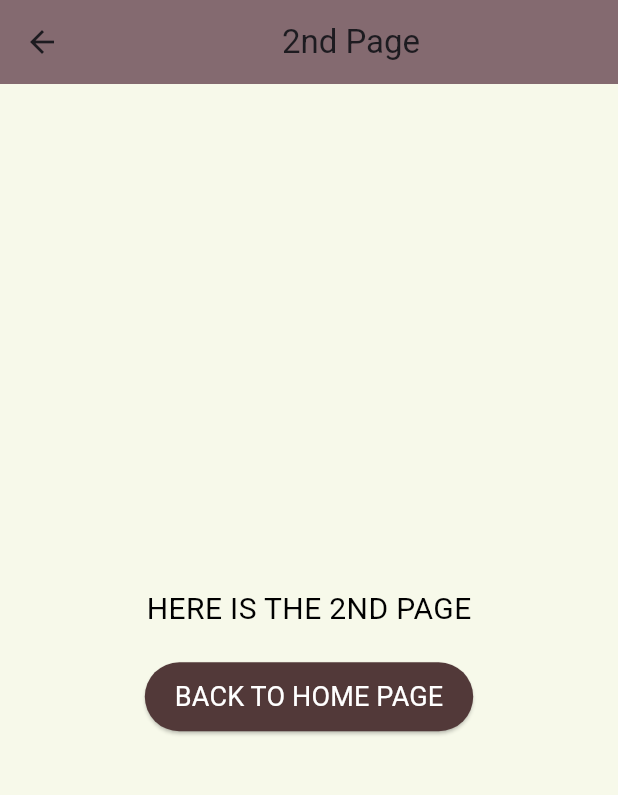
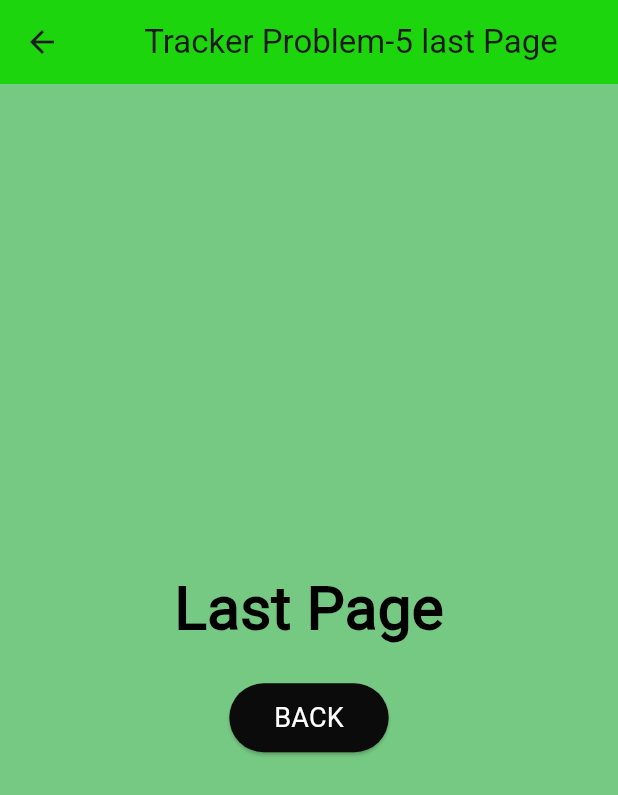
Before and after one commit to Md-Rahatil/tracker_sheet, a Flutter app: the SecondScreen screen opened directly, on a phone screen of 412 x 824 dp. Shown: the top 795 px of the screen. Run offline on Flutter 3.47's test engine with Material 3 defaults, Android fonts, the light colour scheme and no system bars; our stand-ins replace animated_text_kit, image_picker, timezone.

Commit message:
last paage edit

```diff
--- a/lib/task_5.dart
+++ b/lib/task_5.dart
@@ -62,8 +62,8 @@ class SecondScreen extends StatelessWidget {
   Widget build(BuildContext context) {
     return Scaffold(
       appBar: AppBar(
-        title: const Center(child: Text('2nd Page')),
-        backgroundColor: const Color.fromARGB(255, 132, 106, 112),
+        title: const Center(child: Text('Tracker Problem-5 last Page')),
+        backgroundColor: const Color.fromARGB(255, 29, 213, 12),
         leading: IconButton(
           icon: const Icon(Icons.arrow_back),
           onPressed: () {
@@ -74,24 +74,25 @@ class SecondScreen extends StatelessWidget {
       body: Container(
         width: double.infinity,
         height: double.infinity,
-        color: const Color.fromARGB(248, 247, 249, 233),
+        color: const Color.fromARGB(252, 116, 200, 130),
         child: Center(
           child: Column(
             mainAxisAlignment: MainAxisAlignment.center,
             children: [
               const Text(
-                'HERE IS THE 2ND PAGE',
+                'Last Page',
                 style: TextStyle(
-                  fontSize: 20,
+                  fontSize: 40,
+                  fontWeight: FontWeight.bold,
                   color: Color.fromARGB(255, 0, 0, 0),
                 ),
               ),
               const SizedBox(height: 20),
               ElevatedButton(
                 style: ElevatedButton.styleFrom(
-                  backgroundColor: const Color.fromARGB(255, 82, 57, 57),
+                  backgroundColor: const Color.fromARGB(255, 11, 11, 11),
                   padding: const EdgeInsets.symmetric(
-                    horizontal: 20,
+                    horizontal: 30,
                     vertical: 10,
                   ),
                 ),
@@ -99,8 +100,11 @@ class SecondScreen extends StatelessWidget {
                   Navigator.pop(context);
                 },
                 child: const Text(
-                  'BACK TO HOME PAGE',
-                  style: TextStyle(fontSize: 18, color: Colors.white),
+                  'BACK',
+                  style: TextStyle(
+                    fontSize: 18,
+                    color: Color.fromARGB(255, 255, 255, 255),
+                  ),
                 ),
               ),
             ],
```
